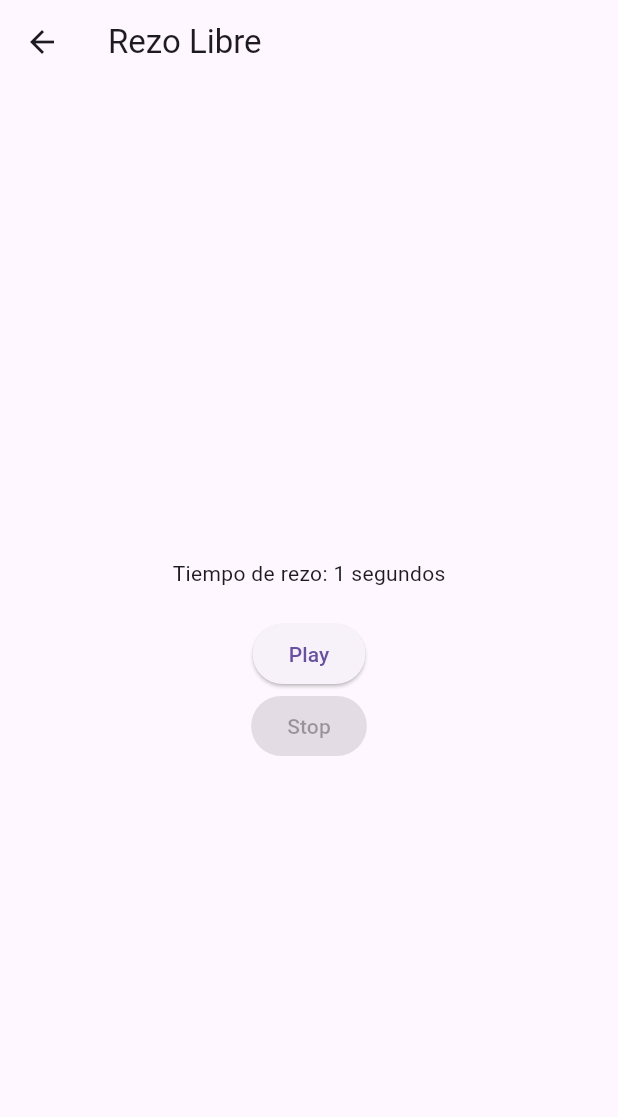
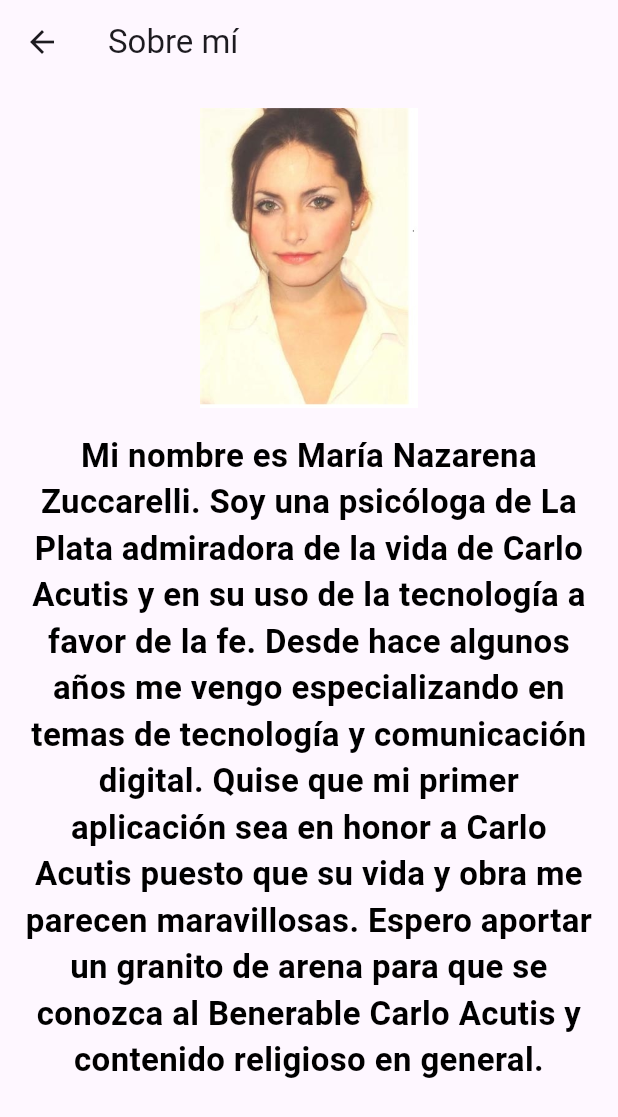
Before and after one commit to meimeifriend/alcielo_1octubre_b, a Flutter app: the HomeScreen screen opened directly, item 2 of the bottom bar chosen, on a phone screen of 412 x 824 dp. Shown: the top 1117 px of the screen. Run offline on Flutter 3.47's test engine with Material 3 defaults, Android fonts, the phone set to English and light mode, and no system bars; our stand-ins replace video_player.

Commit message:
vuelvo a agregar paginas sobre mi y sobre carlo acutis, con fotos

```diff
--- a/lib/screens/home_screen.dart
+++ b/lib/screens/home_screen.dart
@@ -3,6 +3,8 @@ import 'package:flutter/material.dart';
 import 'guided_prayer_screen.dart';
 import 'donations_screen.dart';
 import 'free_prayer_screen.dart';
+import 'sobre_mi_screen.dart';
+import 'sobre_carlo_acutis_screen.dart';
 
 class HomeScreen extends StatelessWidget {
   const HomeScreen({super.key});
@@ -43,7 +45,7 @@ class HomeScreen extends StatelessWidget {
                   ),
                   const SizedBox(height: 8), // Espacio entre los textos
                   const Text(
-                    'inspirada por Carlo Acutis.',
+                    'inspirada en Carlo Acutis.',
                     style: TextStyle(fontSize: 18),
                   ),
                 ],
@@ -58,6 +60,8 @@ class HomeScreen extends StatelessWidget {
         unselectedItemColor: Colors.grey, // Color de los items no seleccionados
         items: const [
           BottomNavigationBarItem(icon: Icon(Icons.home), label: 'Home'),
+          BottomNavigationBarItem(icon: Icon(Icons.person), label: 'Sobre Mí'),
+          BottomNavigationBarItem(icon: Icon(Icons.person_2), label: 'Sobre Carlo Acutis'),
           BottomNavigationBarItem(icon: Icon(Icons.timer), label: 'Rezo Libre'),
           BottomNavigationBarItem(icon: Icon(Icons.book), label: 'Rezo Guiado'),
           BottomNavigationBarItem(icon: Icon(Icons.monetization_on), label: 'Donaciones'),
@@ -70,15 +74,21 @@ class HomeScreen extends StatelessWidget {
               Navigator.push(context, MaterialPageRoute(builder: (context) => const HomeScreen()));
               break;
             case 1:
+              Navigator.push(context, MaterialPageRoute(builder: (context) => const SobreMiScreen()));
+              break;
+            case 2:
+              Navigator.push(context, MaterialPageRoute(builder: (context) => const SobreCarloAcutisScreen()));
+              break;
+            case 3:
               Navigator.push(context, MaterialPageRoute(builder: (context) => FreePrayerScreen()));
               break;
-            case 2:
+            case 4:
               Navigator.push(context, MaterialPageRoute(builder: (context) => const GuidedPrayerScreen()));
               break;
-            case 3:
+            case 5:
               Navigator.push(context, MaterialPageRoute(builder: (context) => const DonationsScreen()));
               break;
-            case 4:
+            case 6:
               Navigator.push(context, MaterialPageRoute(builder: (context) => QuizScreen()));
               break;
           }
--- /dev/null
+++ b/lib/screens/sobre_mi_screen.dart
@@ -0,0 +1,37 @@
+import 'package:flutter/material.dart';
+
+class SobreMiScreen extends StatelessWidget {
+  const SobreMiScreen({super.key});
+
+  @override
+  Widget build(BuildContext context) {
+    return Scaffold(
+      appBar: AppBar(title: const Text('Sobre mí')),
+      body: Padding(
+        padding: const EdgeInsets.all(16.0),
+        child: Column(
+          mainAxisAlignment: MainAxisAlignment.start,
+          crossAxisAlignment: CrossAxisAlignment.center,
+          children: [
+            // Aquí se agrega la imagen
+            Image.asset(
+              'assets/maria_zuccarelli_foto.jpeg', // Asegúrate de que la ruta sea correcta
+              height: 200, // Ajusta el tamaño según sea necesario
+              width: 200,
+            ),
+            const SizedBox(height: 16.0), // Espaciado entre la imagen y el texto
+            const Text(
+              'Mi nombre es María Nazarena Zuccarelli. Soy una psicóloga de La Plata admiradora de la vida de Carlo Acutis y en su uso de la tecnología a favor de la fe. Desde hace algunos años me vengo especializando en temas de tecnología y comunicación digital. Quise que mi primer aplicación sea en honor a Carlo Acutis puesto que su vida y obra me parecen maravillosas. Espero aportar un granito de arena para que se conozca al Benerable Carlo Acutis y contenido religioso en general.',
+              style: TextStyle(
+                fontSize: 22,
+                fontWeight: FontWeight.bold,
+                color: Colors.black,
+              ),
+              textAlign: TextAlign.center,
+            ),
+          ],
+        ),
+      ),
+    );
+  }
+}
--- a/pubspec.yaml
+++ b/pubspec.yaml
@@ -58,6 +58,8 @@ flutter:
     - assets/church_image.jpg
     - assets/intro_video.mp4
     - assets/video_ganador.mp4
+    - assets/maria_zuccarelli_foto.jpeg
+    - assets/carlo_acutis_foto.jpg
 
   # The following line ensures that the Material Icons font is
   # included with your application, so that you can use the icons in
```
Also changed, not shown: lib/screens/sobre_carlo_acutis_screen.dart (added, +37 -0 lines), assets/carlo_acutis_foto.jpg (added), assets/maria_zuccarelli_foto.jpeg (added).
